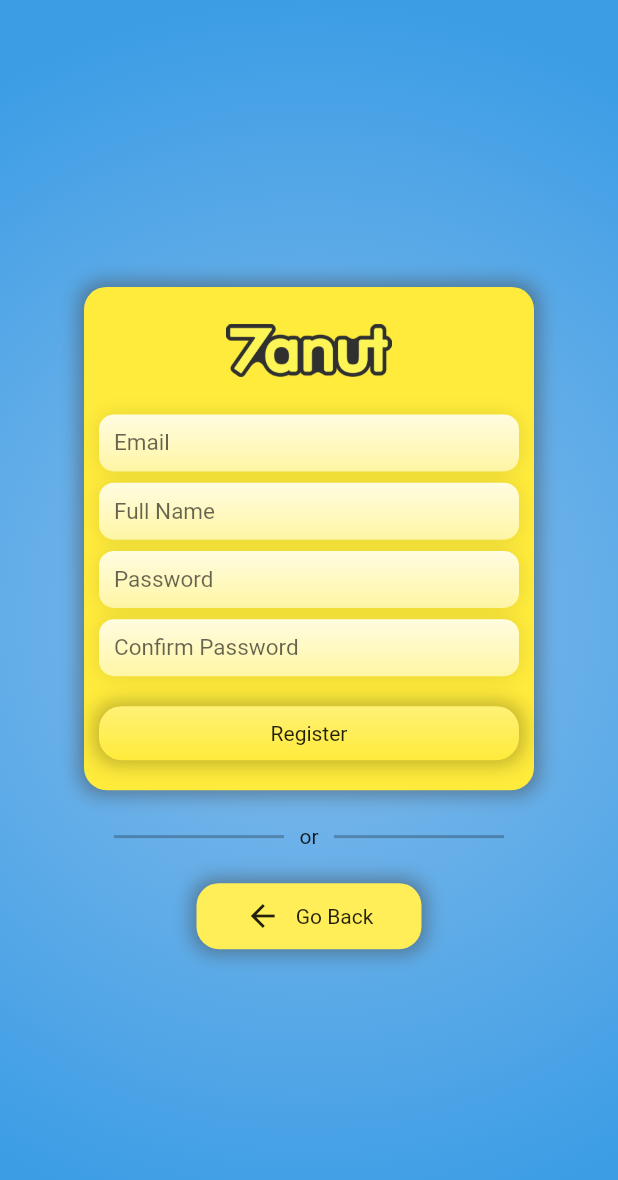
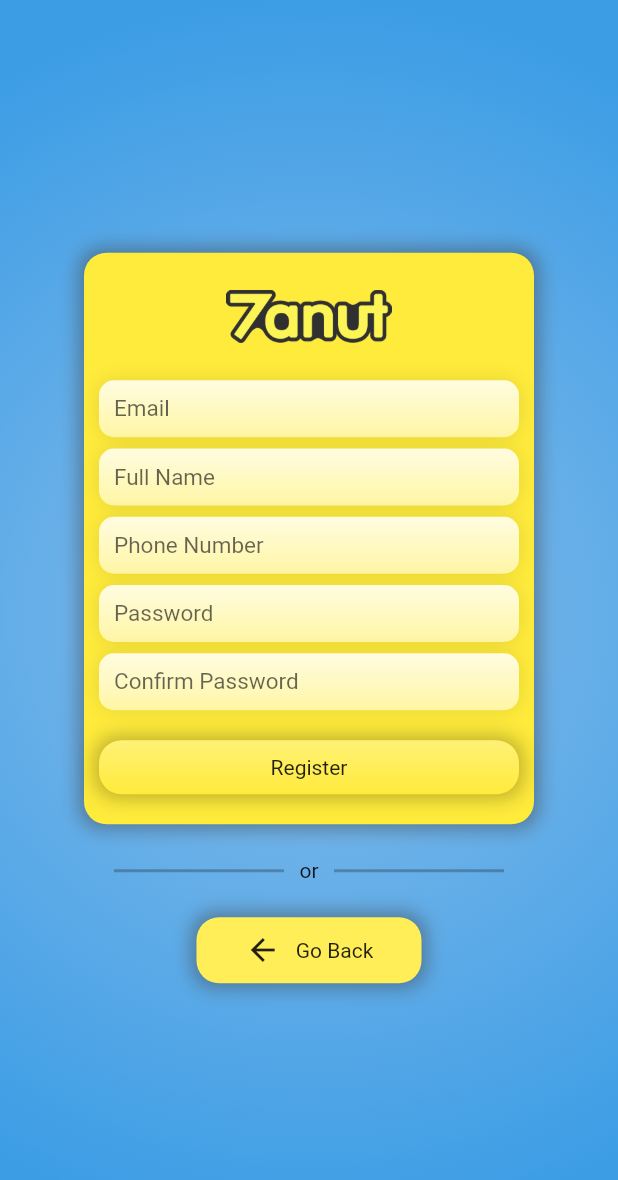
Before and after one commit to maliknajjar/7anut, a Flutter app: the RegisterScreen screen opened by its route, on a phone screen of 412 x 824 dp. Shown: the top 1180 px of the screen. Run offline on Flutter 3.47's test engine with Material 2 defaults, Android fonts, the phone set to English and light mode, and no system bars; network calls fail.

Commit message:
making some progress

```diff
--- a/lib/Screens/CategoryScreen.dart
+++ b/lib/Screens/CategoryScreen.dart
@@ -52,7 +52,7 @@ class _CategoryScreenState extends State<CategoryScreen> {
             TabBarView(
               children: [
                 for(var item in Products.categories)
-                CategoryWidget(item["name"], refresh),
+                CategoryWidget(item["name"]),
               ],
             ),
             AnimatedPositioned(
--- a/lib/Screens/RegisterScreen.dart
+++ b/lib/Screens/RegisterScreen.dart
@@ -118,6 +118,42 @@ class RegisterScreen extends StatelessWidget {
                           isDense: true,
                           contentPadding: EdgeInsets.symmetric(vertical: 10),
                           hintText: 'Full Name'
+                        ),
+                      ),
+                    ),
+                    Container(
+                      margin: EdgeInsets.only(top: 7.5,),
+                      padding: EdgeInsets.symmetric(horizontal: 10),
+                      decoration: BoxDecoration(
+                        boxShadow: [
+                            BoxShadow(
+                            blurRadius: 10,
+                            spreadRadius: 0,
+                            color: Colors.black.withOpacity(0.1)
+                          ),
+                        ],
+                        borderRadius: BorderRadius.all(
+                          Radius.circular(10),
+                        ),
+                        gradient: LinearGradient(
+                          colors: [
+                            Color(0xFFFFFCE1),
+                            Color(0xFFFFF6A4),
+                          ],
+                          begin: FractionalOffset(0.0, 0.0),
+                          end: FractionalOffset(0.0, 1.0),
+                          stops: [0.0, 1.0],
+                          tileMode: TileMode.clamp
+                        ),
+                      ),
+                      child: TextField(
+                        style: TextStyle(fontSize: 15),
+                        cursorColor: Colors.black54,
+                        decoration: InputDecoration(
+                          border: InputBorder.none,
+                          isDense: true,
+                          contentPadding: EdgeInsets.symmetric(vertical: 10),
+                          hintText: 'Phone Number'
                         ),
                       ),
                     ),
```
Also changed, not shown: lib/Widgets/CategoryWidget.dart (+12 -4 lines).
